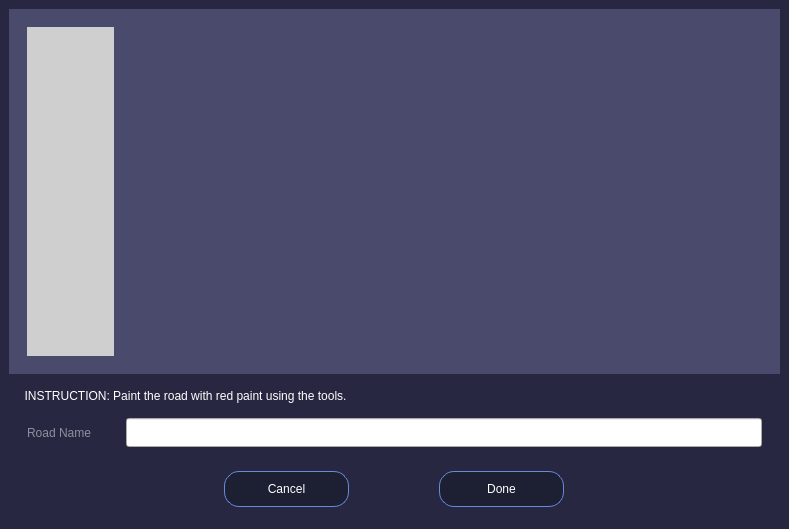
This is roadSetUp_paint.ui in lordsiinbal/Thesis101 as Qt 5 draws it before an edit. The edited form follows.
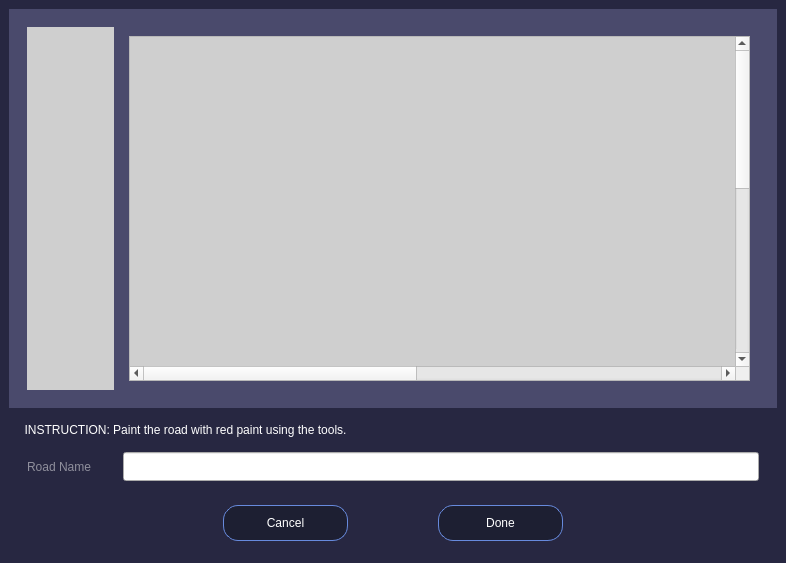
This is the edited form. Icons and pictures are not drawn.

```diff
--- a/roadSetUp_paint.ui
+++ b/roadSetUp_paint.ui
@@ -9,14 +9,14 @@
    <rect>
     <x>0</x>
     <y>0</y>
-    <width>789</width>
-    <height>529</height>
+    <width>786</width>
+    <height>563</height>
    </rect>
   </property>
   <property name="maximumSize">
    <size>
-    <width>789</width>
-    <height>529</height>
+    <width>786</width>
+    <height>563</height>
    </size>
   </property>
   <property name="windowTitle">
@@ -66,13 +66,62 @@
            <widget class="QWidget" name="image" native="true">
             <layout class="QVBoxLayout" name="verticalLayout_3">
              <item>
-              <widget class="QLabel" name="label">
+              <widget class="QScrollArea" name="scrollArea">
+               <property name="mouseTracking">
+                <bool>false</bool>
+               </property>
+               <property name="styleSheet">
+                <string notr="true"/>
+               </property>
+               <property name="widgetResizable">
+                <bool>true</bool>
+               </property>
+               <widget class="QWidget" name="scrollAreaImage">
+                <property name="geometry">
+                 <rect>
+                  <x>-124</x>
+                  <y>0</y>
+                  <width>1280</width>
+                  <height>720</height>
+                 </rect>
+                </property>
+                <property name="styleSheet">
+                 <string notr="true">
+background-color:#CFCFCF;</string>
+                </property>
+                <layout class="QVBoxLayout" name="verticalLayout_5">
+                 <property name="spacing">
+                  <number>0</number>
+                 </property>
+                 <property name="leftMargin">
+                  <number>0</number>
+                 </property>
+                 <property name="topMargin">
+                  <number>0</number>
+                 </property>
+                 <property name="rightMargin">
+                  <number>0</number>
+                 </property>
+                 <property name="bottomMargin">
+                  <number>0</number>
+                 </property>
+                 <item>
+                  <widget class="QLabel" name="roadImage">
+                   <property name="minimumSize">
+                    <size>
+                     <width>1280</width>
+                     <height>720</height>
+                    </size>
+                   </property>
                <property name="maximumSize">
                 <size>
-                 <width>621</width>
-                 <height>345</height>
-                </size>
-               </property>
+                     <width>1280</width>
+                     <height>720</height>
+                    </size>
+                   </property>
+                   <property name="mouseTracking">
+                    <bool>true</bool>
+                   </property>
                <property name="text">
                 <string/>
                </property>
@@ -82,6 +131,10 @@
                <property name="scaledContents">
                 <bool>true</bool>
                </property>
+                  </widget>
+                 </item>
+                </layout>
+               </widget>
               </widget>
              </item>
             </layout>
```
Lines whose indentation alone changed are shown as unchanged.
